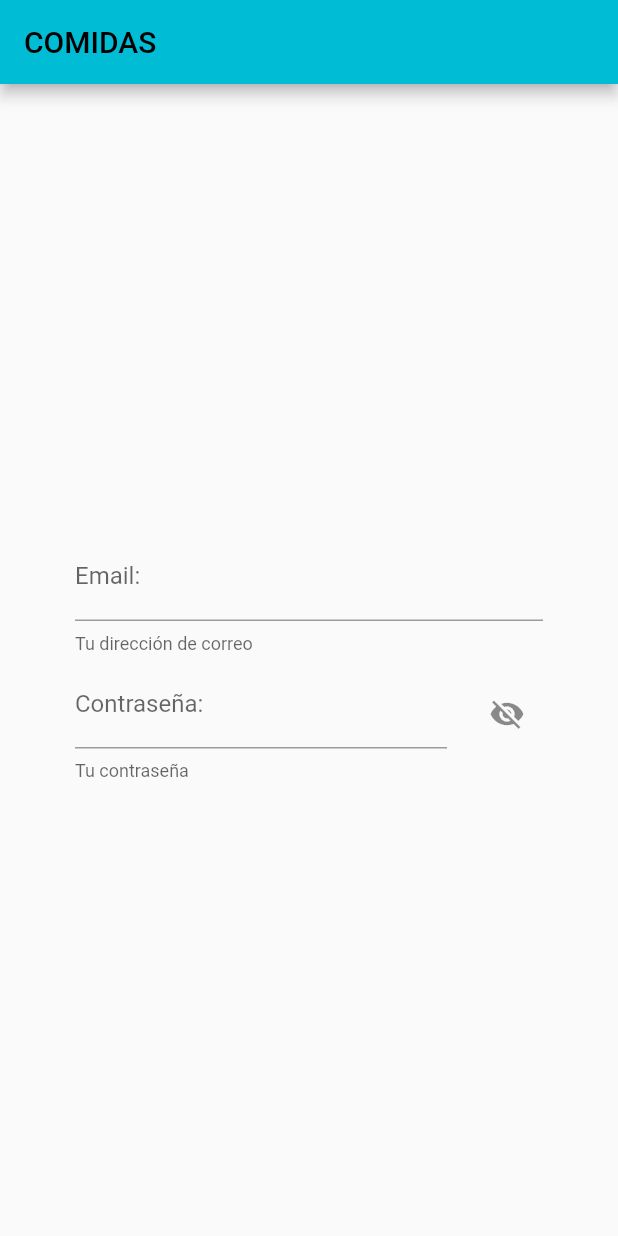
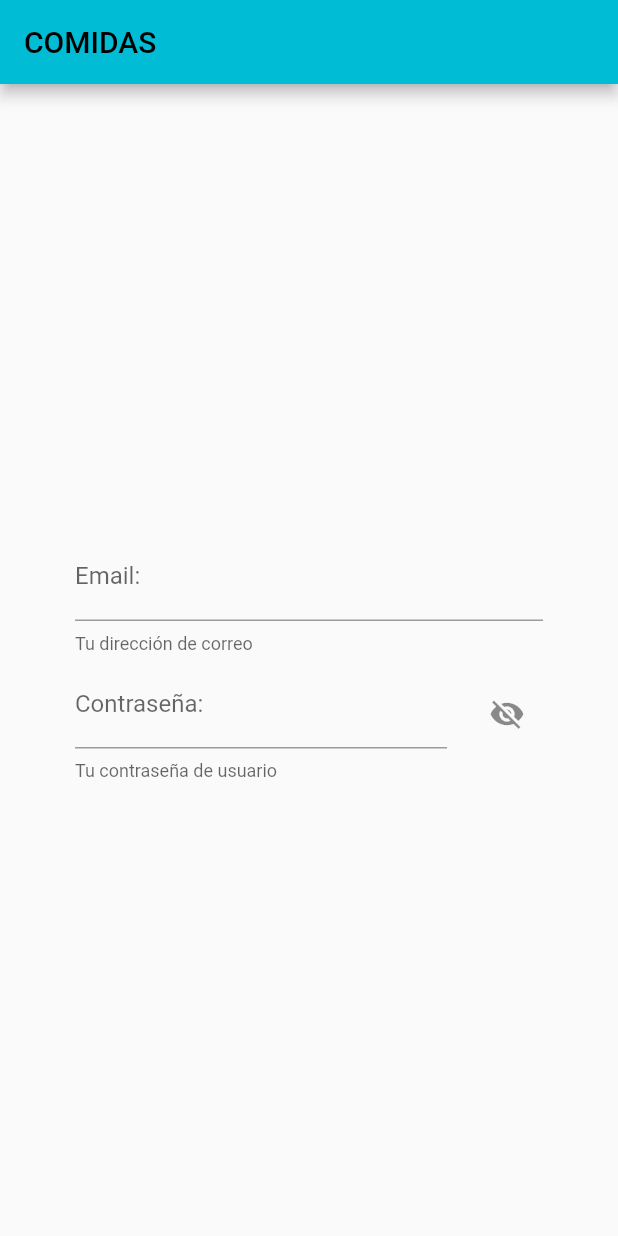
Before and after one commit to MarcoSantiz/AppMovil-Flutter-, a Flutter app: the screen it shows after launch, on a phone screen of 412 x 824 dp. Run offline on Flutter 3.47's test engine with Material 2 defaults, Android fonts, the phone set to English and light mode, and no system bars.

```diff
--- a/lib/main.dart
+++ b/lib/main.dart
@@ -56,7 +56,7 @@ class _MyHomePageState extends State<MyHomePage> {
                   obscureText: _ocultarPassword,
                   decoration: InputDecoration(
                       label: Text('Contraseña:'),
-                      helperText: 'Tu contraseña'),
+                      helperText: 'Tu contraseña de usuario'),
 
                 ),
                 trailing: IconButton(
```
